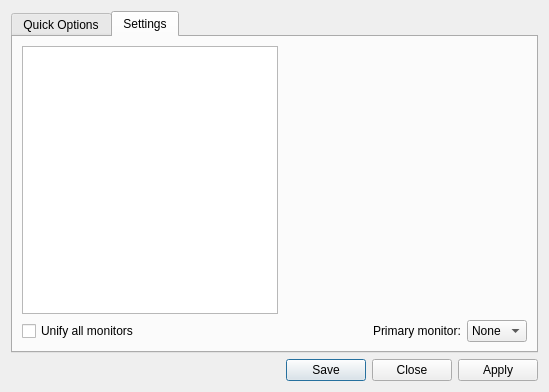
First picture: the form in lxqt-config-monitor/mainwindow.ui, repository lxqt/lxqt-config, before the edit.
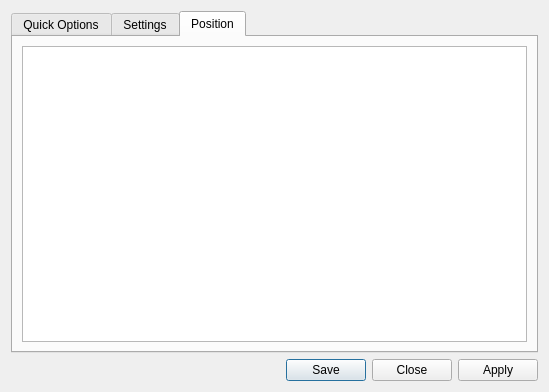
Second picture: the form after the edit. Icons and pictures are not drawn.

Commit message: Trying graphical position of monitors.

Diff of the .ui file:
```diff
--- a/lxqt-config-monitor/mainwindow.ui
+++ b/lxqt-config-monitor/mainwindow.ui
@@ -22,7 +22,7 @@
    <item>
     <widget class="QTabWidget" name="tabWidget">
      <property name="currentIndex">
-      <number>1</number>
+      <number>2</number>
      </property>
      <widget class="QWidget" name="quickOptionsTab">
       <attribute name="title">
@@ -146,6 +146,16 @@
        </item>
       </layout>
      </widget>
+     <widget class="QWidget" name="tab">
+      <attribute name="title">
+       <string>Position</string>
+      </attribute>
+      <layout class="QVBoxLayout" name="verticalLayout_4">
+       <item>
+        <widget class="QGraphicsView" name="positionGraphicsView"/>
+       </item>
+      </layout>
+     </widget>
     </widget>
    </item>
    <item>
```
The commit also changes 2 other files.
